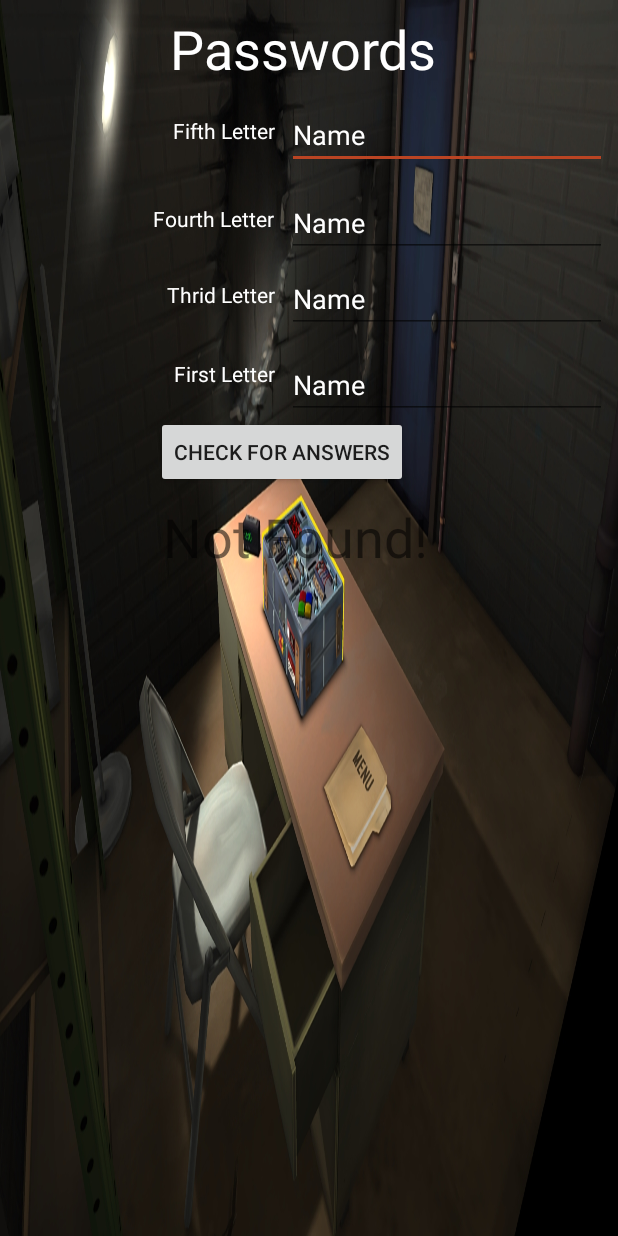
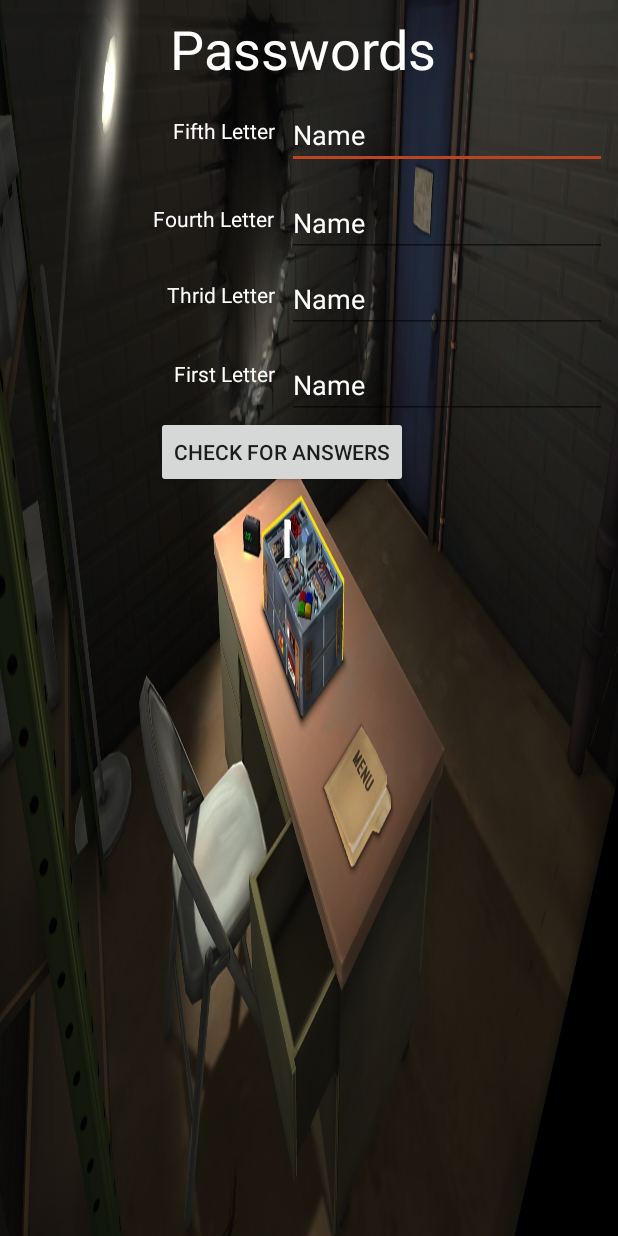
Before and after one commit to tmking01/KeepTalkingandNobodyExplodesCompanion, an Android app: the Password screen opened directly, with no data from a screen before it, after a tap on "CHECK FOR ANSWERS", on a phone screen of 412 x 824 dp. Run offline under Robolectric (Android 15) with nearby library versions, the phone set to English and light mode, and no system bars.

Commit message:
Passwords is in troublshooting

```diff
--- a/app/src/main/res/layout/activity_password.xml
+++ b/app/src/main/res/layout/activity_password.xml
@@ -138,11 +138,12 @@
 
     <TextView
         android:id="@+id/lblAnswer"
-        android:layout_width="wrap_content"
-        android:layout_height="wrap_content"
+        android:layout_width="7dp"
+        android:layout_height="40dp"
         android:layout_marginLeft="8dp"
         android:layout_marginRight="8dp"
         android:layout_marginTop="8dp"
+        android:textColor="@android:color/white"
         android:textSize="36sp"
         app:layout_constraintHorizontal_bias="0.46"
         app:layout_constraintLeft_toLeftOf="parent"
```
